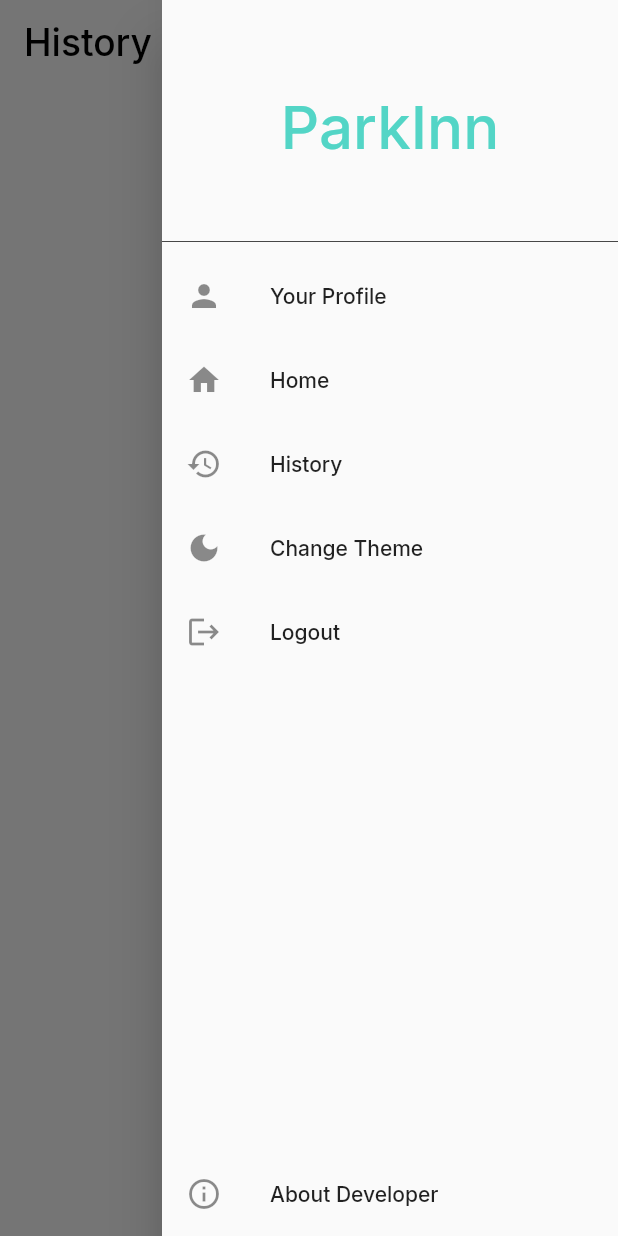
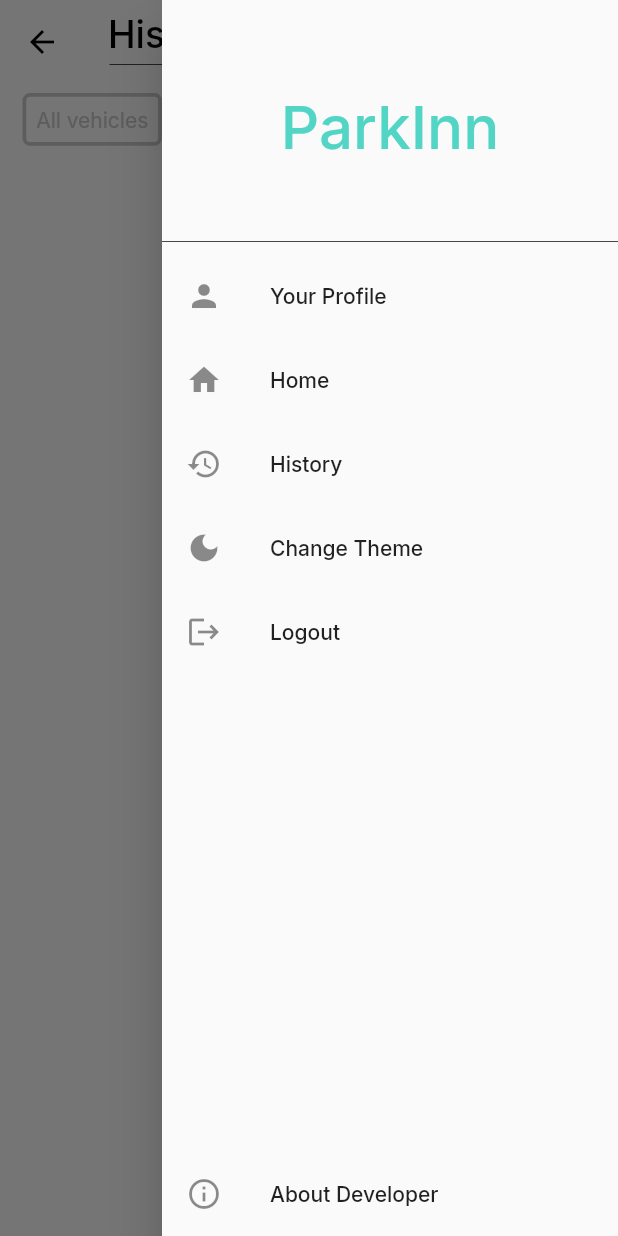
Before and after one commit to AnuroopFarkya11/parkinn, a Flutter app: the History screen opened by its route, with the side drawer open, on a phone screen of 412 x 824 dp. Run offline on Flutter 3.47's test engine with Material 2 defaults, Android fonts, the phone set to English and light mode, and no system bars; our stand-ins replace cached_network_image, flutter_otp_text_field, get, google_fonts, otp_text_field, shared_preferences and 1 more; accounts and stored records are empty; statements that could not run were skipped.

Commit message:
initial commit

```diff
--- a/lib/Screens/history_screen/history_screen.dart
+++ b/lib/Screens/history_screen/history_screen.dart
@@ -4,6 +4,7 @@ import 'package:parkinn/Screens/history_screen/history_controller.dart';
 import 'package:parkinn/Services/global_controller.dart';
 import 'package:parkinn/Utils/sizes.dart';
 import 'package:parkinn/Widgets/app_bar/app_bar.dart';
+import 'package:parkinn/Widgets/app_bar/parkyn_bar.dart';
 import 'package:parkinn/Widgets/card_layout/history_card.dart';
 import 'package:parkinn/Widgets/drawer/app_drawer.dart';
 import '../../Utils/brand_color.dart';
@@ -26,13 +27,9 @@ class History extends GetView<HistoryController> {
       body: SafeArea(
         child: CustomScrollView(
           slivers: [
-            ParkInBar(
-                titleWidget: Column(
-                  mainAxisAlignment: MainAxisAlignment.center,
+
+            ParkynBar(titleWidget:  Column(
               crossAxisAlignment: CrossAxisAlignment.start,
-                  children: [
-                    Column(
-                      mainAxisAlignment: MainAxisAlignment.start,
               children: [
                 Text(
                   "History",
@@ -40,11 +37,12 @@ class History extends GetView<HistoryController> {
                       color: Colors.black,
                       fontSize: CustomSizes.height * 0.06 * 0.5),
                 ),
+                // SizedBox(height: CustomSizes.height*0.01,),
+                Divider(height: 10,endIndent: 210,indent: 1,),
               ],
-                    ),
-                  ],
-                ),
-                bottomWidget: Container(
+            ), expandedHeight: CustomSizes.height*0.05,bottomWidget:Align(
+              alignment: Alignment.topLeft,
+              child: Container(
                 padding: EdgeInsets.all(CustomSizes.height * 0.008),
                 decoration: BoxDecoration(
                   color: Colors.transparent,
@@ -54,7 +52,12 @@ class History extends GetView<HistoryController> {
                 ),
                 child: Text("All vehicles",
                     style: TextStyle(color: BrandColors.subTitleColor)),
-                )),
+              ),
+            )
+
+            ),
+
+
             SliverFillRemaining(
               child: Container(
                 padding: EdgeInsets.all(12),
--- a/lib/Theme/app_theme.dart
+++ b/lib/Theme/app_theme.dart
@@ -28,7 +28,8 @@ class AppTheme {
             shape:
                 RoundedRectangleBorder(borderRadius: BorderRadius.circular(7))),
       ),
-      dividerColor: BrandColors.brandBlack
+      dividerColor: BrandColors.brandBlack,
+    progressIndicatorTheme: ProgressIndicatorThemeData(color: BrandColors.black)
 
   );
 
```
Also changed, not shown: lib/Screens/home_screen/home_screen.dart (+6 -1 lines), lib/Screens/transaction_qr_screen/transaction_qr_screen.dart (+16 -30 lines), lib/Widgets/bottom_bar/bottom_bar.dart (added, +28 -0 lines), lib/Widgets/card_layout/history_card.dart (+4 -4 lines). Lines whose indentation alone changed are shown as unchanged.
